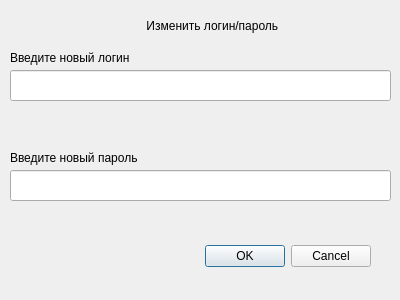
Old version of the form editprofiledialog.ui in the repository Knigan/DB3.
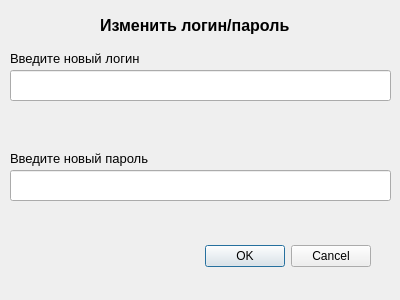
New version of the form.

The edit to the form file:
```diff
--- a/editprofiledialog.ui
+++ b/editprofiledialog.ui
@@ -32,14 +32,20 @@
   <widget class="QLabel" name="TitleLabel">
    <property name="geometry">
     <rect>
-     <x>10</x>
+     <x>100</x>
      <y>10</y>
-     <width>381</width>
+     <width>201</width>
      <height>31</height>
     </rect>
    </property>
+   <property name="font">
+    <font>
+     <pointsize>12</pointsize>
+     <bold>true</bold>
+    </font>
+   </property>
    <property name="text">
-    <string>                                         Изменить логин/пароль</string>
+    <string>Изменить логин/пароль</string>
    </property>
    <property name="textFormat">
     <enum>Qt::AutoText</enum>
@@ -60,10 +66,15 @@
     <rect>
      <x>10</x>
      <y>50</y>
-     <width>121</width>
+     <width>141</width>
      <height>16</height>
     </rect>
    </property>
+   <property name="font">
+    <font>
+     <pointsize>10</pointsize>
+    </font>
+   </property>
    <property name="text">
     <string>Введите новый логин</string>
    </property>
@@ -73,10 +84,15 @@
     <rect>
      <x>10</x>
      <y>150</y>
-     <width>131</width>
+     <width>171</width>
      <height>16</height>
     </rect>
    </property>
+   <property name="font">
+    <font>
+     <pointsize>10</pointsize>
+    </font>
+   </property>
    <property name="text">
     <string>Введите новый пароль</string>
    </property>
```
